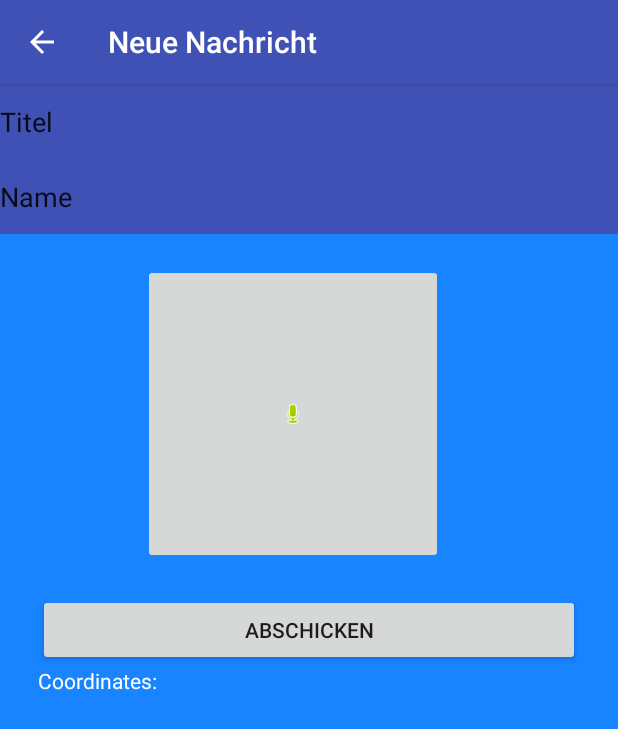
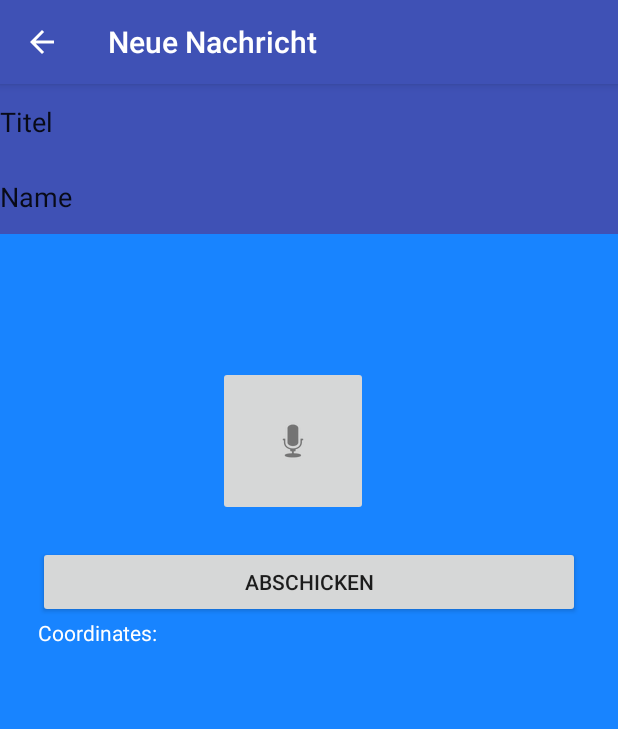
Before and after one commit to trishayser/hearme, an Android app: the NewRecordActivityActivity screen opened directly, with no data from a screen before it, on a phone screen of 412 x 824 dp. Shown: the top 729 px of the screen. Run offline under Robolectric (Android 15) with nearby library versions, the phone set to English and light mode, and no system bars.

Commit message:
Record Activity -> Recordbutton löst bei Touch Progressbar aus => voll cool!

```diff
--- a/app/src/main/AndroidManifest.xml
+++ b/app/src/main/AndroidManifest.xml
@@ -34,7 +34,9 @@
 
         <activity
             android:name=".MapsActivity"
+            android:screenOrientation="portrait"
             android:label="@string/title_activity_maps">
+
             <intent-filter>
                 <action android:name="android.intent.action.MAIN" />
 
@@ -44,6 +46,7 @@
         <activity
             android:name=".SettingsActivity"
             android:label="@string/title_activity_settings"
+            android:screenOrientation="portrait"
             android:parentActivityName=".MapsActivity">
             <meta-data
                 android:name="android.support.PARENT_ACTIVITY"
@@ -52,6 +55,7 @@
         <activity
             android:name=".NewRecordActivityActivity"
             android:label="@string/title_activity_new_record"
+            android:screenOrientation="portrait"
             android:parentActivityName=".MapsActivity">
             <meta-data
                 android:name="android.support.PARENT_ACTIVITY"
@@ -65,6 +69,7 @@
 
         <activity android:name=".PlayActivity"
             android:label="Nachricht"
+            android:screenOrientation="portrait"
             android:parentActivityName=".MapsActivity">
             <meta-data
                 android:name="android.support.PARENT_ACTIVITY"
--- a/app/src/main/java/com/example/paulo/mapstest/MapsActivity.java
+++ b/app/src/main/java/com/example/paulo/mapstest/MapsActivity.java
@@ -269,4 +269,5 @@ public class MapsActivity extends AppCompatActivity implements OnMapReadyCallbac
     }
     // Edit Pascal Ende
     // Nichts
+
 }
--- a/app/src/main/java/com/example/paulo/mapstest/NewRecordActivityActivity.java
+++ b/app/src/main/java/com/example/paulo/mapstest/NewRecordActivityActivity.java
@@ -11,6 +11,11 @@ import android.support.v7.widget.Toolbar;
 import android.view.Menu;
 import android.view.MenuInflater;
 import android.view.MenuItem;
+import android.view.MotionEvent;
+import android.view.View;
+import android.widget.Button;
+import android.widget.ImageButton;
+import android.widget.ProgressBar;
 
 
 public class NewRecordActivityActivity extends AppCompatActivity  {
@@ -23,5 +28,30 @@ public class NewRecordActivityActivity extends AppCompatActivity  {
         setContentView(R.layout.new_record_activity);
 
         getSupportActionBar().setDisplayHomeAsUpEnabled(true);
+
+    // Progress Bar
+
+
+        // initiate progress bar and start button
+        final ProgressBar simpleProgressBar = (ProgressBar) findViewById(R.id.simpleProgressBar);
+        ImageButton recordButton = (ImageButton) findViewById(R.id.record);
+        // perform click event on button
+        recordButton.setOnTouchListener(new View.OnTouchListener() {
+            @Override
+            public boolean onTouch(View v, MotionEvent event) {
+                if(event.getAction() == MotionEvent.ACTION_DOWN){
+
+                    simpleProgressBar.setVisibility(View.VISIBLE);
+                    return true;
+                }
+                    else if(event.getAction() == MotionEvent.ACTION_UP){
+
+                        simpleProgressBar.setVisibility(View.INVISIBLE);
+                        return true;
+                }
+                return false;
+            }
+        });
     }
-}
+    // Progress Bar
+    }
--- a/app/src/main/res/layout/new_record_activity.xml
+++ b/app/src/main/res/layout/new_record_activity.xml
@@ -37,14 +37,23 @@
             android:inputType="textPersonName"
             android:text="Name" />
 
+
+        <ProgressBar
+            android:id="@+id/simpleProgressBar"
+            android:layout_width="wrap_content"
+            android:layout_height="wrap_content"
+            android:visibility="invisible"
+            android:layout_marginLeft="170dp"
+            android:layout_marginTop="20dp"/>
+
         <ImageButton
             android:id="@+id/record"
-            android:layout_width="200dp"
-            android:layout_height="200dp"
-            android:layout_marginLeft="95dp"
+            android:layout_width="100dp"
+            android:layout_height="100dp"
+            android:layout_marginBottom="20dp"
+            android:layout_marginLeft="145dp"
             android:layout_marginTop="20dp"
-            android:layout_marginBottom="20dp"
-            android:src="@android:drawable/presence_audio_online">
+            android:src="@android:drawable/ic_btn_speak_now">
 
         </ImageButton>
 
```
